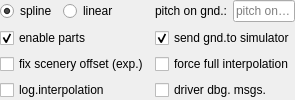
Qt form src/blackgui/editors/interpolationsetupform.ui (swift-project/pilotclient) before a commit.
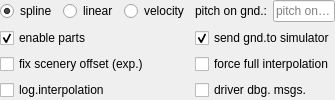
The same form after that commit.

Commit message: Add velocity extrapolator to GUI

Patch:
```diff
--- a/src/blackgui/editors/interpolationsetupform.ui
+++ b/src/blackgui/editors/interpolationsetupform.ui
@@ -150,6 +150,13 @@
         </property>
        </widget>
       </item>
+      <item>
+        <widget class="QRadioButton" name="rb_Velocity">
+         <property name="text">
+          <string>velocity</string>
+         </property>
+        </widget>
+       </item>
       <item>
        <spacer name="hs_InterpolatorType">
         <property name="orientation">
```
The commit also changes 7 other files.
